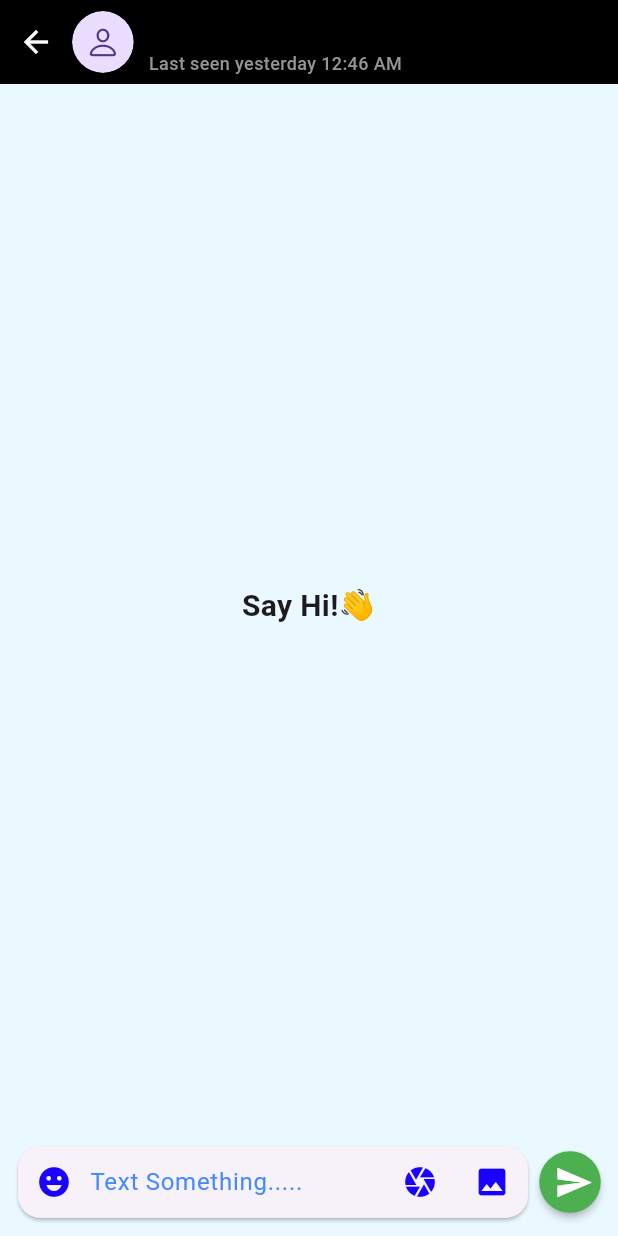
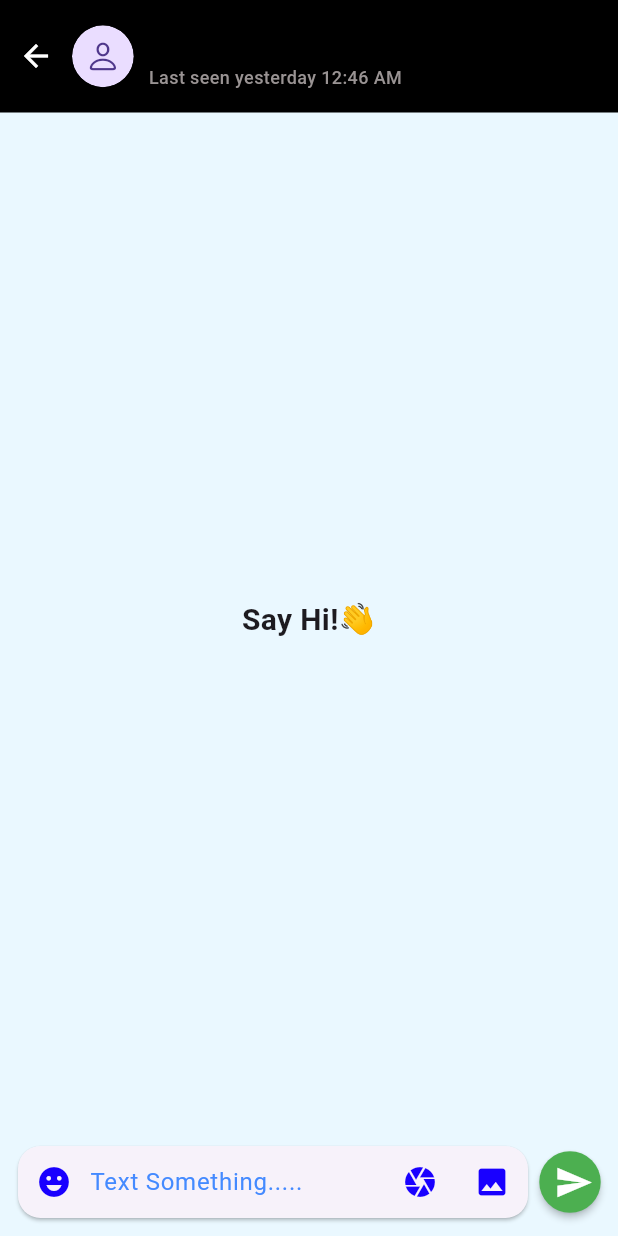
Before and after one commit to munawar3206/chatApp, a Flutter app: the ChatScreen screen opened directly with empty values, after a tap on the "camera" icon, on a phone screen of 412 x 824 dp. Run offline on Flutter 3.47's test engine with Material 3 defaults, Android fonts, the phone set to English and light mode, and no system bars; drawn by our look-alikes of cached_network_image; our stand-ins replace cloud_firestore, firebase_auth, firebase_core, firebase_storage, google_sign_in, image_picker and 1 more; accounts and stored records are empty; network calls fail.

Commit message:
changes 1/12

```diff
--- a/lib/controller/homeprovider.dart
+++ b/lib/controller/homeprovider.dart
@@ -3,9 +3,7 @@ import 'package:cloud_firestore/cloud_firestore.dart';
 import 'package:flutter/material.dart';
 
 class HomeProvider extends ChangeNotifier {
-  // HomeProvider() {
-  //   getSelfInfoProvider();
-  // }
+
   Stream<QuerySnapshot<Map<String, dynamic>>> getAllUsersProvider() {
     return Services.getAllUsers();
   }
--- a/lib/services/google_services.dart
+++ b/lib/services/google_services.dart
@@ -24,13 +24,12 @@ class GoogleSignServices {
         accessToken: googleAuth?.accessToken,
         idToken: googleAuth?.idToken,
       );
-
       // Once signed in, return the UserCredential
       return await FirebaseAuth.instance.signInWithCredential(credential);
     } catch (e) {
-      print('\n _signInWithGoogle: $e');
-      // return null;
+      print('\n signInWithGoogle: $e');
       Dialogs.showSnackbar(context, 'Welcome');
     }
+    return null;
   }
 }
--- a/lib/services/services.dart
+++ b/lib/services/services.dart
@@ -166,4 +166,5 @@ class Services {
       await storage.refFromURL(message.msg).delete();
     }
   }
+
 }
--- a/lib/view/chatscreen/chat_screen.dart
+++ b/lib/view/chatscreen/chat_screen.dart
@@ -9,6 +9,7 @@ import 'package:flutter/cupertino.dart';
 import 'package:flutter/material.dart';
 import 'package:provider/provider.dart';
 
+// ignore: must_be_immutable
 class ChatScreen extends StatelessWidget {
   final ChatUser user;
   ChatScreen({super.key, required this.user});
@@ -23,6 +24,7 @@ class ChatScreen extends StatelessWidget {
       child: Scaffold(
         appBar: AppBar(
           backgroundColor: Colors.black,
+          toolbarHeight: 75,
           automaticallyImplyLeading: false,
           flexibleSpace: Row(
             children: [
--- a/lib/view/chatscreen/messages.dart/messagecard.dart
+++ b/lib/view/chatscreen/messages.dart/messagecard.dart
@@ -1,4 +1,3 @@
-import 'package:chattogether/helpers/date.dart';
 import 'package:chattogether/helpers/dialogues.dart';
 import 'package:chattogether/services/services.dart';
 
--- a/lib/view/chatscreen/messages.dart/widgets/bluemessage.dart
+++ b/lib/view/chatscreen/messages.dart/widgets/bluemessage.dart
@@ -1,5 +1,4 @@
 import 'package:cached_network_image/cached_network_image.dart';
-import 'package:chattogether/services/services.dart';
 import 'package:chattogether/controller/message_provider.dart';
 import 'package:chattogether/helpers/date.dart';
 import 'package:chattogether/helpers/dialogues.dart';
--- a/lib/view/chatscreen/widgets/chatscreenappbar/textfield.dart
+++ b/lib/view/chatscreen/widgets/chatscreenappbar/textfield.dart
@@ -9,18 +9,11 @@ import 'package:image_picker/image_picker.dart';
 import 'package:provider/provider.dart';
 
 // ignore: must_be_immutable
-class Customtextfield extends StatefulWidget {
+class Customtextfield extends StatelessWidget {
   ChatUser user;
   Customtextfield({super.key, required this.user});
 
-  @override
-  State<Customtextfield> createState() => _CustomtextfieldState();
-}
-
-class _CustomtextfieldState extends State<Customtextfield> {
 //  for handling msg text changes
-
-
   @override
   Widget build(BuildContext context) {
     final messageprovider = Provider.of<MessageProvider>(context);
@@ -61,7 +54,7 @@ class _CustomtextfieldState extends State<Customtextfield> {
                         //     "image path : ${image.path} --MimeType:${image.mimeType}");
 
                           messageprovider.senderchatMessageProvider(
-                              widget.user, File(image.path));
+                              user, File(image.path));
                       }
                     },
                     icon: const Icon(
@@ -78,7 +71,7 @@ class _CustomtextfieldState extends State<Customtextfield> {
                         if (image != null) {
 
                           messageprovider.senderchatMessageProvider(
-                              widget.user, File(image.path));
+                              user, File(image.path));
 
                         }
                       },
@@ -95,7 +88,7 @@ class _CustomtextfieldState extends State<Customtextfield> {
               if (messageprovider.textController.text.isNotEmpty) {
                 // print(messageprovider.textController.text);
                 messageprovider.sendMessageProvider(
-                    widget.user, Type.text);
+                    user, Type.text);
 
                 messageprovider.textController.text = '';
               }
--- a/lib/view/homeScreen/home.dart
+++ b/lib/view/homeScreen/home.dart
@@ -36,13 +36,13 @@ class _HomepageState extends State<Homepage> {
         toolbarHeight: 100,
         centerTitle: true,
         elevation: 4,
-        backgroundColor:const Color.fromARGB(255, 3, 90, 90),
+        backgroundColor: Color.fromARGB(255, 4, 55, 78),
         leading: IconButton(
             onPressed: () {
               Navigator.push(context,
-                  MaterialPageRoute(builder: (context) =>const LoginScreen()));
+                  MaterialPageRoute(builder: (context) => const LoginScreen()));
             },
-            icon:const Icon(CupertinoIcons.home)),
+            icon: const Icon(CupertinoIcons.home)),
         actions: [
           // IconButton(onPressed: () {}, icon: const Icon(CupertinoIcons.search)),
           IconButton(
```
Also changed, not shown: lib/controller/auth.dart (+4 -21 lines), lib/view/loginscreen/login_screen.dart (+13 -33 lines), lib/view/profile/widget.dart (added, +124 -0 lines), lib/view/profile_screen.dart (+14 -121 lines).
